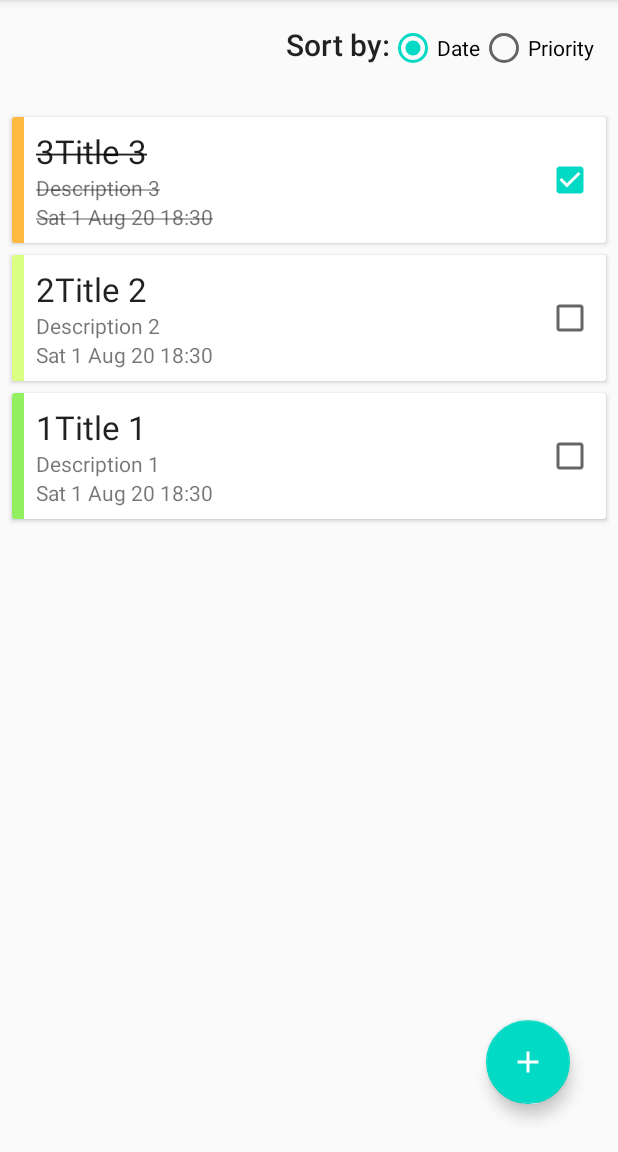
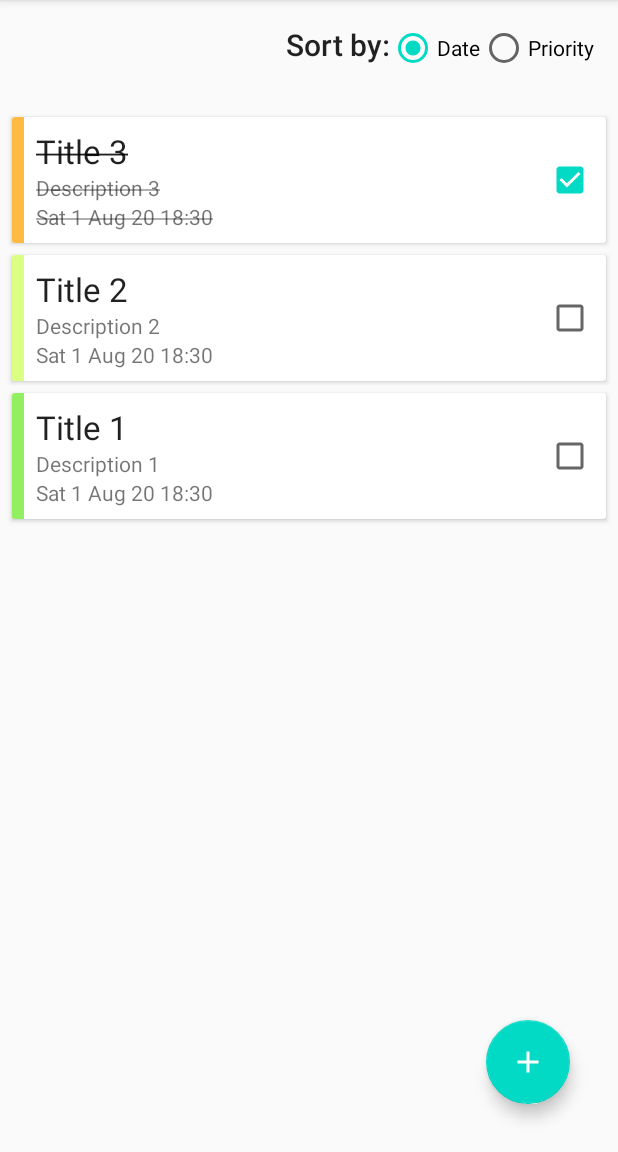
Before and after one commit to pencilleaf/JustDoIt, an Android app: the screen it shows after launch (MainActivity), after a tap on an icon or button, on a phone screen of 412 x 824 dp, the part 84-1236 px from its top. Run offline under Robolectric (Android 15) with nearby library versions, the phone set to English and light mode, and no system bars; our stand-ins replace Room's generated code, navigation-ui.

Commit message:
Comment out priority number

```diff
--- a/app/src/main/java/com/example/justdoit/NoteAdapter.java
+++ b/app/src/main/java/com/example/justdoit/NoteAdapter.java
@@ -60,7 +60,7 @@ public class NoteAdapter extends ListAdapter<Note, NoteAdapter.NoteHolder> {
         Note currentNote = getItem(position);
         holder.textViewTitle.setText(currentNote.getTitle());
         holder.textViewDescription.setText(currentNote.getDescription());
-        holder.textViewPriority.setText(String.valueOf(currentNote.getPriority()));
+//        holder.textViewPriority.setText(String.valueOf(currentNote.getPriority()));
         holder.textViewDueAt.setText(df.format(currentNote.getDueAt()));
         holder.checkBoxCompleted.setChecked(currentNote.isCompleted());
         holder.viewPriority.setBackgroundResource(colors[currentNote.getPriority() - 1]);
@@ -69,12 +69,12 @@ public class NoteAdapter extends ListAdapter<Note, NoteAdapter.NoteHolder> {
             holder.textViewTitle.setPaintFlags(holder.textViewTitle.getPaintFlags() | Paint.STRIKE_THRU_TEXT_FLAG);
             holder.textViewDescription.setPaintFlags(holder.textViewTitle.getPaintFlags() | Paint.STRIKE_THRU_TEXT_FLAG);
             holder.textViewDueAt.setPaintFlags(holder.textViewTitle.getPaintFlags() | Paint.STRIKE_THRU_TEXT_FLAG);
-            holder.textViewPriority.setPaintFlags(holder.textViewTitle.getPaintFlags() | Paint.STRIKE_THRU_TEXT_FLAG);
+//            holder.textViewPriority.setPaintFlags(holder.textViewTitle.getPaintFlags() | Paint.STRIKE_THRU_TEXT_FLAG);
         } else {
             holder.textViewTitle.setPaintFlags(holder.textViewTitle.getPaintFlags() & (~ Paint.STRIKE_THRU_TEXT_FLAG));
             holder.textViewDescription.setPaintFlags(holder.textViewTitle.getPaintFlags() & (~ Paint.STRIKE_THRU_TEXT_FLAG));
             holder.textViewDueAt.setPaintFlags(holder.textViewTitle.getPaintFlags() & (~ Paint.STRIKE_THRU_TEXT_FLAG));
-            holder.textViewPriority.setPaintFlags(holder.textViewTitle.getPaintFlags() & (~ Paint.STRIKE_THRU_TEXT_FLAG));
+//            holder.textViewPriority.setPaintFlags(holder.textViewTitle.getPaintFlags() & (~ Paint.STRIKE_THRU_TEXT_FLAG));
         }
     }
 
@@ -85,7 +85,7 @@ public class NoteAdapter extends ListAdapter<Note, NoteAdapter.NoteHolder> {
     class NoteHolder extends RecyclerView.ViewHolder {
         private TextView textViewTitle;
         private TextView textViewDescription;
-        private TextView textViewPriority;
+//        private TextView textViewPriority;
         private TextView textViewDueAt;
         private CheckBox checkBoxCompleted;
         private View viewPriority;
@@ -94,7 +94,7 @@ public class NoteAdapter extends ListAdapter<Note, NoteAdapter.NoteHolder> {
             super(itemView);
             textViewTitle = itemView.findViewById(R.id.text_view_title);
             textViewDescription = itemView.findViewById(R.id.text_view_description);
-            textViewPriority = itemView.findViewById(R.id.text_view_priority);
+//            textViewPriority = itemView.findViewById(R.id.text_view_priority);
             textViewDueAt = itemView.findViewById(R.id.text_view_duedate);
             checkBoxCompleted = itemView.findViewById(R.id.checkbox_completed);
             viewPriority = itemView.findViewById(R.id.view_priority);
--- a/app/src/main/res/layout/note_item.xml
+++ b/app/src/main/res/layout/note_item.xml
@@ -29,14 +29,14 @@
                 android:layout_alignParentRight="true"
                 android:layout_centerVertical="true"/>
 
-            <TextView
-                android:id="@+id/text_view_priority"
-                android:layout_width="wrap_content"
-                android:layout_height="wrap_content"
-                android:layout_alignParentLeft="true"
-                android:layout_alignParentStart="true"
-                android:text="1"
-                android:textAppearance="@style/TextAppearance.AppCompat.Large"/>
+<!--            <TextView-->
+<!--                android:id="@+id/text_view_priority"-->
+<!--                android:layout_width="wrap_content"-->
+<!--                android:layout_height="wrap_content"-->
+<!--                android:layout_alignParentLeft="true"-->
+<!--                android:layout_alignParentStart="true"-->
+<!--                android:text="1"-->
+<!--                android:textAppearance="@style/TextAppearance.AppCompat.Large"/>-->
 
             <TextView
                 android:id="@+id/text_view_title"
@@ -45,7 +45,8 @@
                 android:text="Title"
                 android:textAppearance="@style/TextAppearance.AppCompat.Large"
                 android:maxLines="1"
-                android:layout_toEndOf="@+id/text_view_priority"
+                android:layout_alignParentLeft="true"
+                android:layout_alignParentStart="true"
                 android:layout_toStartOf="@+id/checkbox_completed"
                 android:ellipsize="end"/>
 
```
